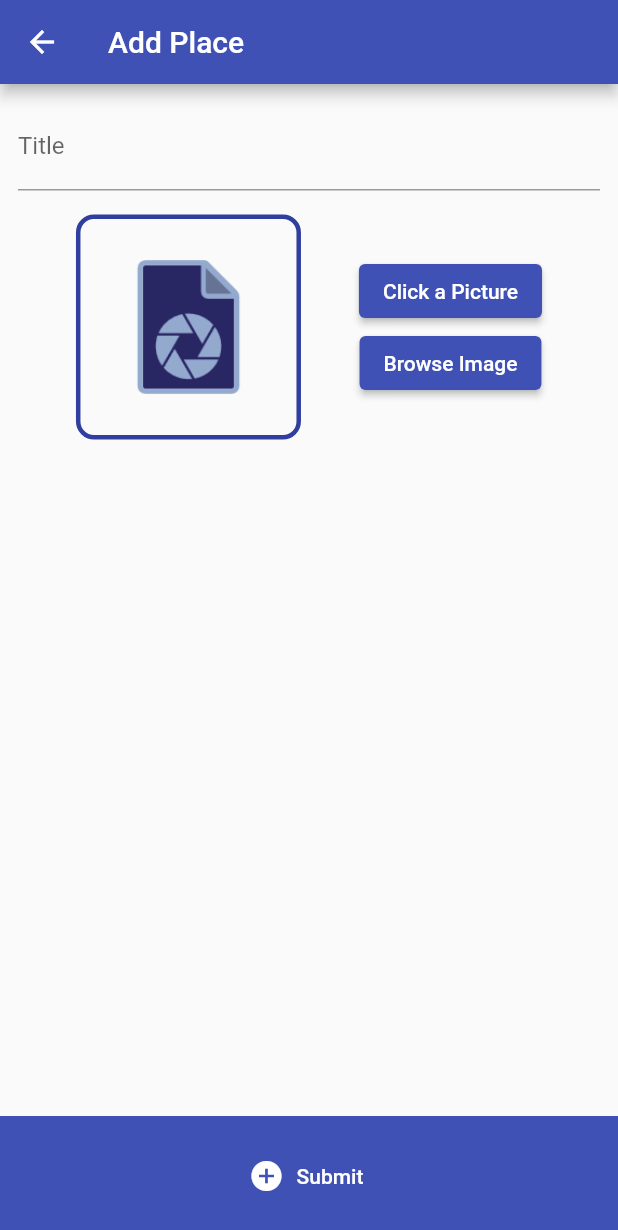
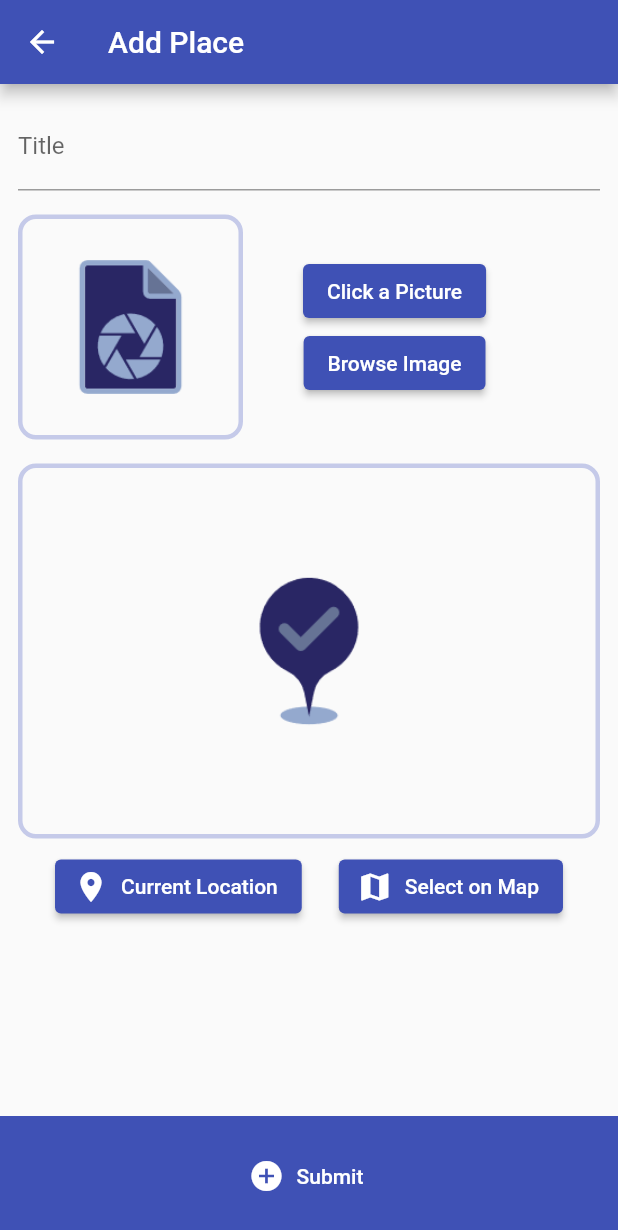
Before and after one commit to IqmanS/flutter-great-places-app, a Flutter app: the AddPlaces screen opened by its route, on a phone screen of 412 x 824 dp. Shown: the top 1230 px of the screen. Run offline on Flutter 3.47's test engine with Material 2 defaults, Android fonts, the phone set to English and light mode, and no system bars; our stand-ins replace image_picker, location, sqflite; accounts and stored records are empty.

Commit message:
native features

```diff
--- a/lib/main.dart
+++ b/lib/main.dart
@@ -16,6 +16,7 @@ class MyApp extends StatelessWidget {
     return ChangeNotifierProvider(
       create: (context) => GreatPlaces(),
       child: MaterialApp(
+        debugShowCheckedModeBanner: false,
         title: 'Great Places',
         theme: ThemeData(
           primarySwatch: Colors.indigo,
--- a/lib/screens/add_place_screen.dart
+++ b/lib/screens/add_place_screen.dart
@@ -6,6 +6,7 @@ import 'package:flutter/src/widgets/container.dart';
 import 'package:flutter/src/widgets/framework.dart';
 import 'package:great_places_app/providers/great_places.dart';
 import 'package:great_places_app/widgets/image_input.dart';
+import 'package:great_places_app/widgets/location_input.dart';
 import 'package:image_picker/image_picker.dart';
 import 'package:provider/provider.dart';
 
@@ -69,6 +70,8 @@ class _AddPlacesState extends State<AddPlaces> {
                     ),
                     const SizedBox(height: 16),
                     ImageInput(onSelectImage: _selectImage),
+                    const SizedBox(height: 16),
+                    LocationInput(),
                   ],
                 ),
               ),
--- a/lib/widgets/image_input.dart
+++ b/lib/widgets/image_input.dart
@@ -38,13 +38,13 @@ class _ImageInputState extends State<ImageInput> {
   @override
   Widget build(BuildContext context) {
     return Row(
-      mainAxisAlignment: MainAxisAlignment.spaceEvenly,
+      mainAxisAlignment: MainAxisAlignment.start,
       children: [
         Container(
           decoration: BoxDecoration(
               borderRadius: BorderRadius.circular(12),
               border: Border.all(
-                  color: Theme.of(context).primaryColorDark, width: 3)),
+                  color: Theme.of(context).primaryColorLight, width: 3)),
           height: 150,
           width: 150,
           alignment: Alignment.center,
@@ -59,6 +59,7 @@ class _ImageInputState extends State<ImageInput> {
                 )
               : Image.asset("assets/camera.png"),
         ),
+        const SizedBox(width: 40),
         Column(
           children: [
             ElevatedButton(
--- /dev/null
+++ b/lib/widgets/location_input.dart
@@ -0,0 +1,82 @@
+import 'package:flutter/cupertino.dart';
+import 'package:flutter/material.dart';
+import 'package:flutter/src/widgets/framework.dart';
+import 'package:flutter/src/widgets/container.dart';
+import 'package:location/location.dart';
+
+class LocationInput extends StatefulWidget {
+  const LocationInput({super.key});
+
+  @override
+  State<LocationInput> createState() => _LocationInputState();
+}
+
+class _LocationInputState extends State<LocationInput> {
+  String _previewImageUrl = "";
+
+  Future<void> _getCurrentLocation() async {
+    Location location = new Location();
+    bool _serviceEnabled;
+    PermissionStatus _permissionGranted;
+    LocationData _locationData;
+    _serviceEnabled = await location.serviceEnabled();
+    if (!_serviceEnabled) {
+      _serviceEnabled = await location.requestService();
+      if (!_serviceEnabled) {
+        return;
+      }
+    }
+    _permissionGranted = await location.hasPermission();
+    if (_permissionGranted == PermissionStatus.denied) {
+      _permissionGranted = await location.requestPermission();
+      if (_permissionGranted != PermissionStatus.granted) {
+        return;
+      }
+    }
+    _locationData = await location.getLocation();
+    print(_locationData.latitude);
+    print(_locationData.longitude);
+  }
+
+  @override
+  Widget build(BuildContext context) {
+    return Column(
+      children: [
+        Container(
+          decoration: BoxDecoration(
+            borderRadius: BorderRadius.circular(12),
+            border: Border.all(
+                color: Theme.of(context).primaryColorLight, width: 3),
+          ),
+          height: 250,
+          width: double.infinity,
+          child: _previewImageUrl == ""
+              ? Center(
+                  child: Image.asset(
+                    "assets/marker.png",
+                    height: 150,
+                    width: 150,
+                  ),
+                )
+              : Image.network(_previewImageUrl, fit: BoxFit.cover),
+        ),
+        const SizedBox(height: 8),
+        Row(
+          mainAxisAlignment: MainAxisAlignment.spaceEvenly,
+          children: [
+            ElevatedButton.icon(
+              onPressed: _getCurrentLocation,
+              icon: const Icon(Icons.location_on),
+              label: const Text("Current Location"),
+            ),
+            ElevatedButton.icon(
+              onPressed: () {},
+              icon: const Icon(Icons.map),
+              label: const Text("Select on Map"),
+            ),
+          ],
+        ),
+      ],
+    );
+  }
+}
--- a/pubspec.yaml
+++ b/pubspec.yaml
@@ -39,6 +39,7 @@ dependencies:
   sqflite: ^2.2.4
   path_provider: ^2.0.12
   path: ^1.8.0
+  location: ^4.4.0
 
 dev_dependencies:
   flutter_test:
@@ -63,7 +64,7 @@ flutter:
 
   # To add assets to your application, add an assets section, like this:
   assets:
-    - assets/camera.png
+    - assets/
 
   # An image asset can refer to one or more resolution-specific "variants", see
   # https://flutter.dev/assets-and-images/#resolution-aware
```
Also changed, not shown: assets/marker.png (added), pubspec.lock, 2 other files.
